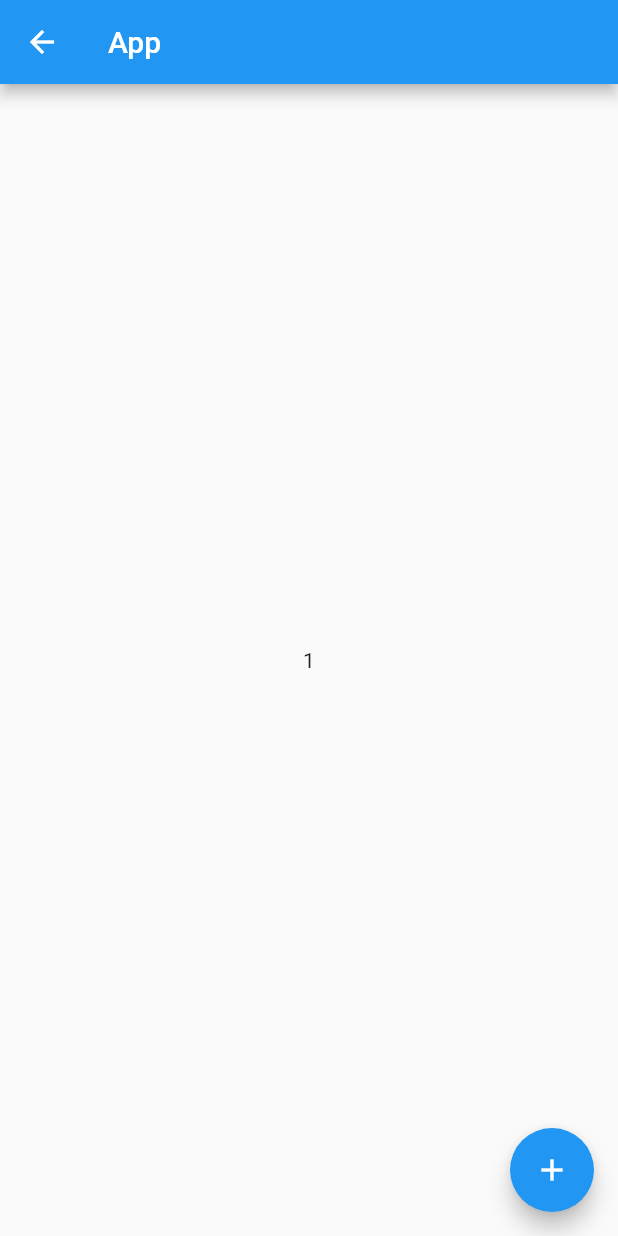
After one commit to AniketKale-coder/flutter_advanced, a Flutter app: the HomePageRiverpod screen opened directly, after a tap on the "add" icon, on a phone screen of 412 x 824 dp. The commit adds this screen. Run offline on Flutter 3.47's test engine with Material 2 defaults, Android fonts, the phone set to English and light mode, and no system bars; our stand-ins replace flutter_hooks, hooks_riverpod.

Commit message:
HooksRiverpod Demo

```diff
--- a/analysis_options.yaml
+++ b/analysis_options.yaml
@@ -24,6 +24,5 @@ linter:
   rules:
     # avoid_print: false  # Uncomment to disable the `avoid_print` rule
     # prefer_single_quotes: true  # Uncomment to enable the `prefer_single_quotes` rule
-
 # Additional information about this file can be found at
 # https://dart.dev/guides/language/analysis-options
--- /dev/null
+++ b/lib/pages/home_page_hooks.dart
@@ -0,0 +1,36 @@
+import 'package:flutter/material.dart';
+import 'package:flutter_advanced/providers/all.dart';
+import 'package:flutter_hooks/flutter_hooks.dart';
+import 'package:hooks_riverpod/hooks_riverpod.dart';
+
+class HomePageHooks extends HookConsumerWidget {
+  const HomePageHooks({Key? key}) : super(key: key);
+
+  @override
+  Widget build(BuildContext context, WidgetRef ref) {
+    // final count = useState(0);
+    // final text = useAnimationController();
+
+    final counter = ref.watch(counterProvider);
+
+    useEffect(() {
+      //InitState
+
+      return () {
+        //Dispose
+      };
+    }, const []);
+
+    return Scaffold(
+      appBar: AppBar(
+        title: const Text("App"),
+      ),
+      body: Center(child: Text(counter.count.toString())),
+      floatingActionButton: FloatingActionButton(
+        onPressed: () {
+          counter.increment();
+        },
+      ),
+    );
+  }
+}
--- /dev/null
+++ b/lib/pages/home_page_riverpod.dart
@@ -0,0 +1,25 @@
+import 'package:flutter/material.dart';
+import 'package:flutter_advanced/providers/all.dart';
+import 'package:hooks_riverpod/hooks_riverpod.dart';
+
+class HomePageRiverpod extends ConsumerWidget {
+  const HomePageRiverpod({Key? key}) : super(key: key);
+
+  @override
+  Widget build(BuildContext context, WidgetRef ref) {
+    final count = ref.watch(counterProvider).count;
+
+    return Scaffold(
+      appBar: AppBar(
+        title: const Text("App"),
+      ),
+      body: Center(child: Text(count.toString())),
+      floatingActionButton: FloatingActionButton(
+        child: const Icon(Icons.add),
+        onPressed: () {
+          ref.read(counterProvider).increment();
+        },
+      ),
+    );
+  }
+}
--- /dev/null
+++ b/lib/providers/all.dart
@@ -0,0 +1,6 @@
+import 'package:flutter_advanced/models/counter.dart';
+import 'package:hooks_riverpod/hooks_riverpod.dart';
+
+final counterProvider = ChangeNotifierProvider((ref) {
+  return Counter();
+});
--- a/pubspec.yaml
+++ b/pubspec.yaml
@@ -3,7 +3,7 @@ description: A new Flutter project.
 
 # The following line prevents the package from being accidentally published to
 # pub.dev using `flutter pub publish`. This is preferred for private packages.
-publish_to: 'none' # Remove this line if you wish to publish to pub.dev
+publish_to: "none" # Remove this line if you wish to publish to pub.dev
 
 # The following defines the version and build number for your application.
 # A version number is three numbers separated by dots, like 1.2.43
@@ -30,11 +30,11 @@ dependencies:
   flutter:
     sdk: flutter
 
-
   # The following adds the Cupertino Icons font to your application.
   # Use with the CupertinoIcons class for iOS style icons.
   cupertino_icons: ^1.0.2
   provider: ^6.0.2
+  hooks_riverpod: ^1.0.3
 
 dev_dependencies:
   flutter_test:
@@ -52,7 +52,6 @@ dev_dependencies:
 
 # The following section is specific to Flutter.
 flutter:
-
   # The following line ensures that the Material Icons font is
   # included with your application, so that you can use the icons in
   # the material Icons class.
```
Also changed, not shown: lib/main.dart (+12 -12 lines), lib/pages/home_page_provider.dart (renamed from lib/pages/home_page.dart, +6 -3 lines), pubspec.lock.
